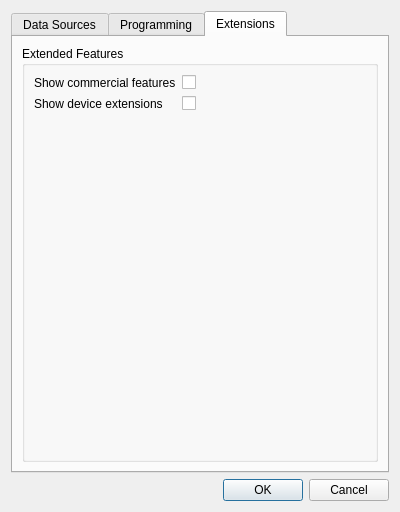
Qt form src/settingsdialog.ui (hmatuschek/qdmr) before a commit.
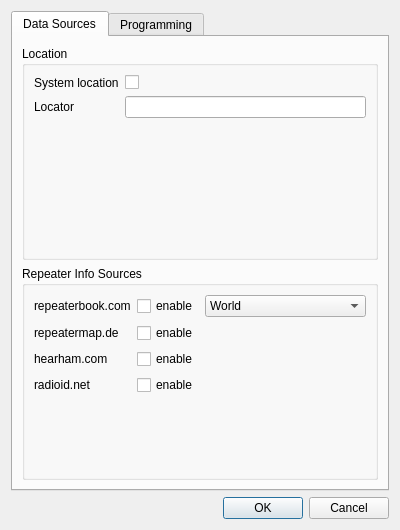
The same form after that commit. The open tabs and pages were chosen to show the change.

The edit to the form file:
```diff
--- a/src/settingsdialog.ui
+++ b/src/settingsdialog.ui
@@ -7,7 +7,7 @@
     <x>0</x>
     <y>0</y>
     <width>400</width>
-    <height>512</height>
+    <height>530</height>
    </rect>
   </property>
   <property name="sizePolicy">
@@ -408,56 +408,6 @@
        </item>
       </layout>
      </widget>
-     <widget class="QWidget" name="tab_3">
-      <attribute name="title">
-       <string>Extensions</string>
-      </attribute>
-      <layout class="QVBoxLayout" name="verticalLayout_4">
-       <item>
-        <widget class="QGroupBox" name="groupBox_4">
-         <property name="sizePolicy">
-          <sizepolicy hsizetype="MinimumExpanding" vsizetype="Preferred">
-           <horstretch>0</horstretch>
-           <verstretch>0</verstretch>
-          </sizepolicy>
-         </property>
-         <property name="title">
-          <string>Extended Features</string>
-         </property>
-         <layout class="QFormLayout" name="formLayout_3">
-          <item row="0" column="0">
-           <widget class="QLabel" name="label_12">
-            <property name="text">
-             <string>Show commercial features</string>
-            </property>
-           </widget>
-          </item>
-          <item row="0" column="1">
-           <widget class="QCheckBox" name="commercialFeatures">
-            <property name="text">
-             <string/>
-            </property>
-           </widget>
-          </item>
-          <item row="1" column="0">
-           <widget class="QLabel" name="label_13">
-            <property name="text">
-             <string>Show device extensions</string>
-            </property>
-           </widget>
-          </item>
-          <item row="1" column="1">
-           <widget class="QCheckBox" name="showExtensions">
-            <property name="text">
-             <string/>
-            </property>
-           </widget>
-          </item>
-         </layout>
-        </widget>
-       </item>
-      </layout>
-     </widget>
     </widget>
    </item>
    <item>
```
Left out of the diff: 10 changed lines with no effect on the pictures.
